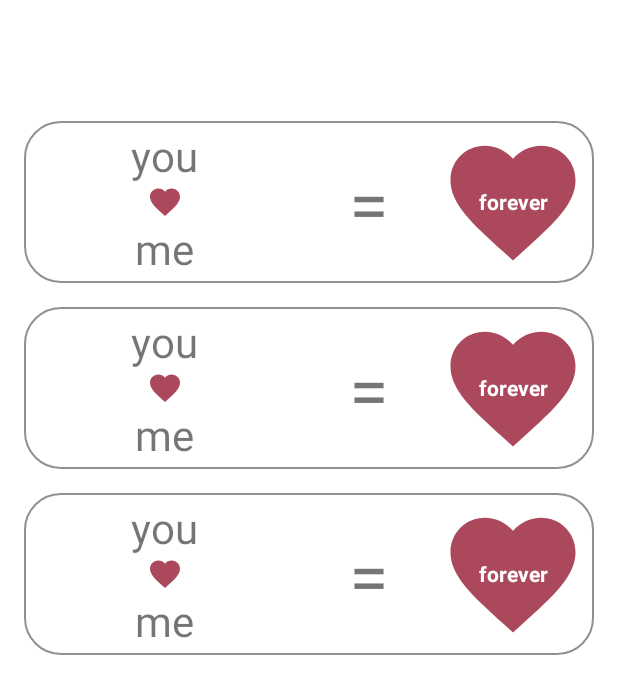
After one commit to KilluaZ12/LoveCalculator, an Android app: the layout fragment_history.xml on its own in the app's theme, with its tools: preview values and no code run, on a phone screen of 412 x 824 dp. The commit adds this screen. Shown: the top 694 px of the screen. Run offline under Robolectric (Android 15) with nearby library versions, the phone set to English and light mode, and no system bars.

Commit message:
Create history fragment

```diff
--- a/app/build.gradle
+++ b/app/build.gradle
@@ -67,4 +67,9 @@ dependencies {
     implementation 'me.relex:circleindicator:2.1.6'
     implementation 'androidx.viewpager2:viewpager2:1.0.0'
     implementation("io.coil-kt:coil:2.4.0")
+
+    def room_version = "2.5.2"
+    implementation("androidx.room:room-runtime:$room_version")
+    annotationProcessor("androidx.room:room-compiler:$room_version")
+    kapt("androidx.room:room-compiler:$room_version")
 }
--- a/app/src/main/java/com/example/lovecalculator/main/LoveViewModel.kt
+++ b/app/src/main/java/com/example/lovecalculator/main/LoveViewModel.kt
@@ -10,9 +10,10 @@ import javax.inject.Inject
 @HiltViewModel
 class LoveViewModel @Inject constructor(private val repository: Repository) : ViewModel() {
 
-
     fun getLiveData(firstName: String, secondName: String): LiveData<LoveModel> {
         return repository.getPercentage(firstName, secondName)
     }
 
+    fun getData() = repository.getAllData()
+
 }
--- a/app/src/main/java/com/example/lovecalculator/ui/calculate/CalculateFragment.kt
+++ b/app/src/main/java/com/example/lovecalculator/ui/calculate/CalculateFragment.kt
@@ -9,6 +9,7 @@ import android.widget.Toast
 import androidx.core.os.bundleOf
 import androidx.fragment.app.viewModels
 import androidx.navigation.fragment.findNavController
+import com.example.lovecalculator.App
 import com.example.lovecalculator.R
 import com.example.lovecalculator.data.local.Pref
 import com.example.lovecalculator.databinding.FragmentCalculateBinding
@@ -55,6 +56,7 @@ class CalculateFragment : Fragment() {
                     if (it.error != null) {
                         Toast.makeText(requireContext(), it.error, Toast.LENGTH_SHORT).show()
                     } else {
+                        App.appDatabase.loveDao().insert(it)
                         findNavController().navigate(
                             R.id.resultFragment,
                             bundleOf(LOVE_MODEL to it)
@@ -63,6 +65,9 @@ class CalculateFragment : Fragment() {
                 }
             }
         }
+        binding.btnHistory.setOnClickListener{
+            findNavController().navigate(R.id.historyFragment)
+        }
     }
 
     companion object {
--- a/app/src/main/java/com/example/lovecalculator/ui/result/ResultFragment.kt
+++ b/app/src/main/java/com/example/lovecalculator/ui/result/ResultFragment.kt
@@ -36,6 +36,9 @@ class ResultFragment : Fragment() {
         binding.btnTryAgain.setOnClickListener {
             findNavController().navigate(R.id.calculateFragment)
         }
+        binding.btnHistory.setOnClickListener{
+            findNavController().navigate(R.id.historyFragment)
+        }
 
     }
 
--- /dev/null
+++ b/app/src/main/res/drawable/background_history.xml
@@ -0,0 +1,5 @@
+<?xml version="1.0" encoding="utf-8"?>
+<shape xmlns:android="http://schemas.android.com/apk/res/android">
+    <stroke android:color="@color/grey" android:width="1dp"/>
+    <corners android:radius="24dp"/>
+</shape>
--- /dev/null
+++ b/app/src/main/res/layout/fragment_history.xml
@@ -0,0 +1,35 @@
+<?xml version="1.0" encoding="utf-8"?>
+<ScrollView xmlns:android="http://schemas.android.com/apk/res/android"
+    xmlns:app="http://schemas.android.com/apk/res-auto"
+    xmlns:tools="http://schemas.android.com/tools"
+    android:layout_width="match_parent"
+    android:layout_height="match_parent"
+    android:padding="16dp"
+    tools:context=".ui.history.HistoryFragment">
+
+    <androidx.constraintlayout.widget.ConstraintLayout
+        android:layout_width="match_parent"
+        android:layout_height="wrap_content">
+
+        <TextView
+            android:id="@+id/text_view_title"
+            android:layout_width="wrap_content"
+            android:layout_height="wrap_content"
+            android:layout_marginTop="16dp"
+            android:textColor="@color/purple_200"
+            android:textSize="24sp"
+            android:textStyle="bold"
+            app:layout_constraintStart_toStartOf="parent"
+            app:layout_constraintTop_toTopOf="parent" />
+
+        <androidx.recyclerview.widget.RecyclerView
+            android:id="@+id/recyclerView"
+            android:layout_width="match_parent"
+            android:layout_height="wrap_content"
+            app:layoutManager="androidx.recyclerview.widget.LinearLayoutManager"
+            app:layout_constraintTop_toBottomOf="@id/text_view_title"
+            tools:listitem="@layout/item_history" />
+
+    </androidx.constraintlayout.widget.ConstraintLayout>
+
+</ScrollView>
--- /dev/null
+++ b/app/src/main/res/layout/item_history.xml
@@ -0,0 +1,63 @@
+<?xml version="1.0" encoding="utf-8"?>
+<androidx.constraintlayout.widget.ConstraintLayout xmlns:android="http://schemas.android.com/apk/res/android"
+    xmlns:app="http://schemas.android.com/apk/res-auto"
+    android:layout_width="match_parent"
+    android:layout_height="wrap_content"
+    android:background="@drawable/background_history"
+    android:padding="4dp"
+    android:layout_marginTop="16dp"
+    >
+
+    <LinearLayout
+        android:id="@+id/ll_names"
+        android:layout_width="180dp"
+        android:layout_height="wrap_content"
+        android:gravity="center_horizontal"
+        android:orientation="vertical"
+        app:layout_constraintStart_toStartOf="parent"
+        app:layout_constraintTop_toTopOf="parent">
+
+        <TextView
+            android:id="@+id/tvFirstName"
+            android:layout_width="wrap_content"
+            android:layout_height="wrap_content"
+            android:text="@string/you"
+            android:textSize="28sp" />
+
+        <ImageView
+            android:layout_width="wrap_content"
+            android:layout_height="wrap_content"
+            android:src="@drawable/icon_heart" />
+
+        <TextView
+            android:id="@+id/tvSecondName"
+            android:layout_width="wrap_content"
+            android:layout_height="wrap_content"
+            android:text="@string/me"
+            android:textSize="28sp" />
+    </LinearLayout>
+
+    <TextView
+        android:layout_width="wrap_content"
+        android:layout_height="wrap_content"
+        android:text="@string/equal"
+        android:textSize="48sp"
+        app:layout_constraintBottom_toBottomOf="parent"
+        app:layout_constraintEnd_toStartOf="@id/tvPercentage"
+        app:layout_constraintStart_toEndOf="@id/ll_names"
+        app:layout_constraintTop_toTopOf="parent" />
+
+    <TextView
+        android:id="@+id/tvPercentage"
+        android:layout_width="100dp"
+        android:layout_height="100dp"
+        android:background="@drawable/icon_heart"
+        android:gravity="center"
+        android:text="@string/forever"
+        android:textColor="@color/white"
+        android:textStyle="bold"
+        app:layout_constraintBottom_toBottomOf="parent"
+        app:layout_constraintEnd_toEndOf="parent"
+        app:layout_constraintTop_toTopOf="parent" />
+
+</androidx.constraintlayout.widget.ConstraintLayout>
--- a/app/src/main/res/navigation/main_navigation.xml
+++ b/app/src/main/res/navigation/main_navigation.xml
@@ -21,5 +21,10 @@
         android:name="com.example.lovecalculator.ui.onboard.OnBoardFragment"
         android:label="fragment_on_board"
         tools:layout="@layout/fragment_on_board" />
+    <fragment
+        android:id="@+id/historyFragment"
+        android:name="com.example.lovecalculator.ui.history.HistoryFragment"
+        android:label="fragment_history"
+        tools:layout="@layout/fragment_history" />
 
 </navigation>
--- a/app/src/main/res/values/strings.xml
+++ b/app/src/main/res/values/strings.xml
@@ -11,4 +11,7 @@
     <string name="try_again">try again</string>
     <string name="plus">+</string>
     <string name="get_started">Get Started</string>
+    <string name="history">History</string>
+    <string name="forever">forever</string>
+    <string name="equal">=</string>
 </resources>
```
Also changed, not shown: app/src/main/java/com/example/lovecalculator/App.kt (+15 -1 lines), app/src/main/java/com/example/lovecalculator/Repository.kt (+8 -2 lines), app/src/main/java/com/example/lovecalculator/di/AppModule.kt (+14 -0 lines), app/src/main/java/com/example/lovecalculator/model/LoveModel.kt (+6 -1 lines), app/src/main/java/com/example/lovecalculator/room/AppDatabase.kt (added, +10 -0 lines), app/src/main/java/com/example/lovecalculator/room/LoveDao.kt (added, +16 -0 lines), app/src/main/java/com/example/lovecalculator/ui/history/HistoryFragment.kt (added, +39 -0 lines), app/src/main/java/com/example/lovecalculator/ui/history/adapter/HistoryAdapter.kt (added, +48 -0 lines), app/src/main/res/layout/fragment_calculate.xml (+13 -0 lines), app/src/main/res/layout/fragment_result.xml (+13 -0 lines).
